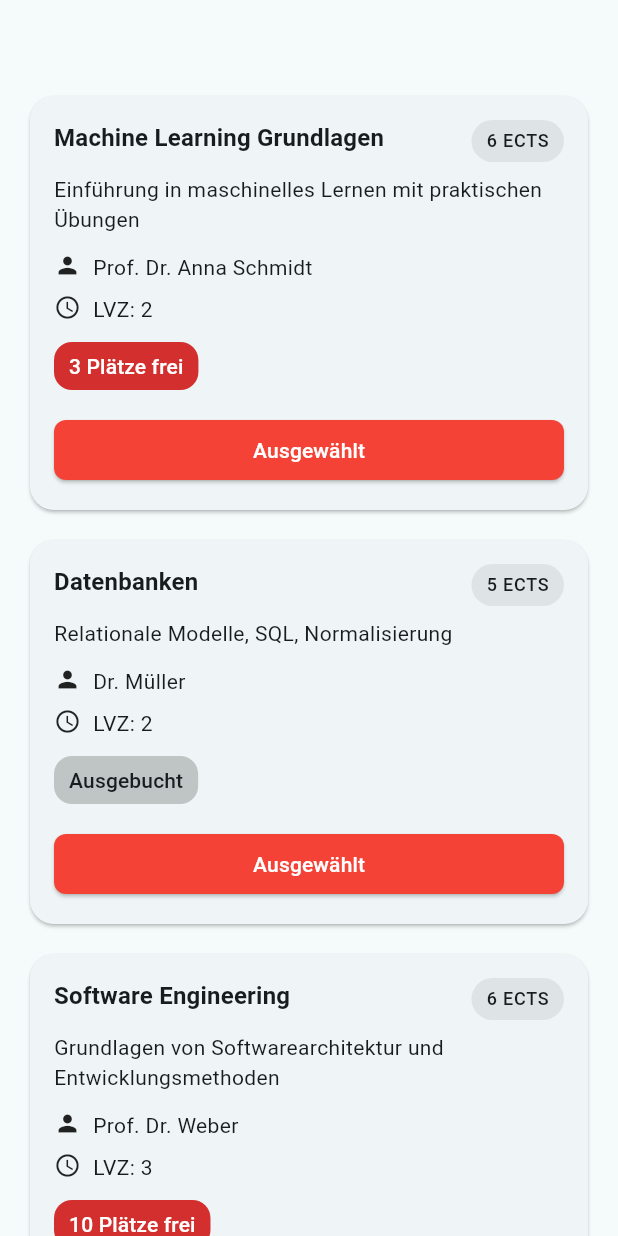
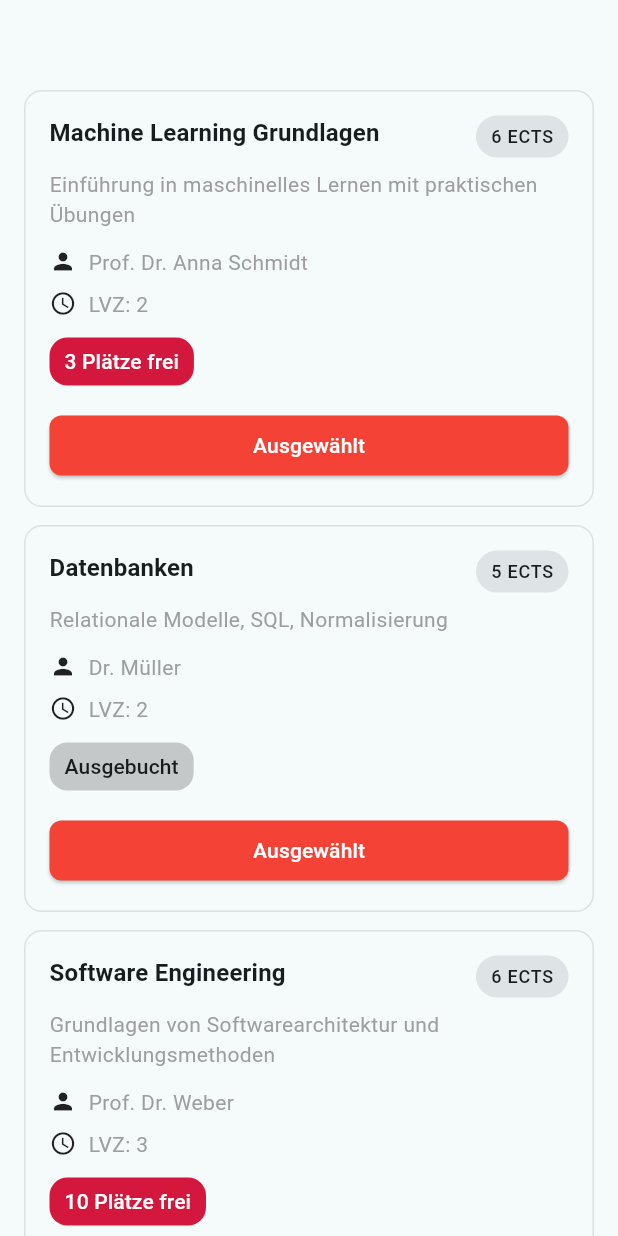
Before and after one commit to PhillipSteph/WaPfAu, a Flutter app: the screen it shows after launch, after a tap on "Auswahl bearbeiten", on a phone screen of 412 x 824 dp. Run offline on Flutter 3.47's test engine with Material 3 defaults, Android fonts, the phone set to English and light mode, and no system bars; accounts and stored records are empty.

Commit message:
card to container, text gray

```diff
--- a/lib/widgets/card.dart
+++ b/lib/widgets/card.dart
@@ -26,11 +26,16 @@ class CourseCard extends StatelessWidget {
 
     return ConstrainedBox(
       constraints: const BoxConstraints(minWidth: double.infinity),
-      child: Card(
-        elevation: 1,
-        shape: RoundedRectangleBorder(borderRadius: BorderRadius.circular(16)),
-        child: Padding(
+      child: Container(
         padding: const EdgeInsets.all(16),
+        decoration: BoxDecoration(
+            //color: Colors.black.withOpacity(0.03),
+            border: Border.all(
+              color: Colors.black.withOpacity(0.1),
+              width: 1,
+            ),
+            borderRadius: BorderRadius.circular(12)
+        ),
         child: Column(
           crossAxisAlignment: CrossAxisAlignment.start,
           mainAxisSize: MainAxisSize.min,
@@ -66,7 +71,9 @@ class CourseCard extends StatelessWidget {
               course.description,
               softWrap: true,
               overflow: TextOverflow.visible,
-                style: theme.textTheme.bodyMedium,
+              style: theme.textTheme.bodyMedium?.copyWith(
+                color: Colors.grey,
+              ),
             ),
             const SizedBox(height: 12),
             Row(
@@ -79,6 +86,9 @@ class CourseCard extends StatelessWidget {
                     course.prof,
                     softWrap: true,
                     overflow: TextOverflow.visible,
+                    style: TextStyle(
+                      color: Colors.grey
+                    ),
                   ),
                 ),
               ],
@@ -91,7 +101,12 @@ class CourseCard extends StatelessWidget {
                 const SizedBox(width: 8),
                 Expanded(
                   child: Text('LVZ: ${course.lvz}',
-                        softWrap: true, overflow: TextOverflow.visible),
+                    softWrap: true, overflow: TextOverflow.visible,
+                    style: TextStyle(
+                        color: Colors.grey
+                    ),
+                  ),
+
                 ),
               ],
             ),
@@ -101,7 +116,8 @@ class CourseCard extends StatelessWidget {
                 padding:
                 const EdgeInsets.symmetric(horizontal: 10, vertical: 6),
                 decoration: BoxDecoration(
-                    color: Colors.red.shade700,
+                  //color: Colors.red.shade700,
+                  color: Color(0xFFD4183D),
                   borderRadius: BorderRadius.circular(12),
                 ),
                 child: Text(
@@ -137,7 +153,8 @@ class CourseCard extends StatelessWidget {
                   backgroundColor:
                   WidgetStateProperty.resolveWith<Color>((states) {
                     if (states.contains(WidgetState.pressed) && !canBeChosen ) {
-                        return Colors.red.shade700;
+                      //return Colors.red.shade700;
+                      return const Color(0xFFD4183D);
                     }
                     return normalBg;
                   }),
@@ -148,7 +165,6 @@ class CourseCard extends StatelessWidget {
           ],
         ),
       ),
-      ),
     );
   }
 }
```
Also changed, not shown: pubspec.lock. Lines whose indentation alone changed are shown as unchanged.
